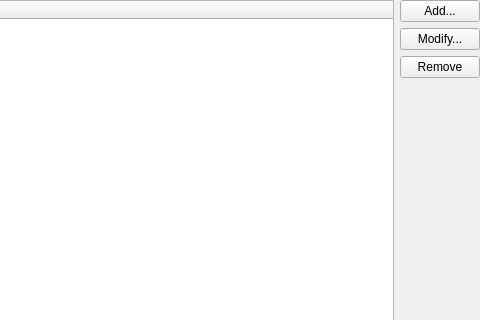
The window that agents/archivemailagent/ui/archivemailwidget.ui (KDE/kmail) describes before a commit, drawn with Qt 5; both pictures show x 201 to 681 and y 0 to 320 of the 681 by 634 pixel window.
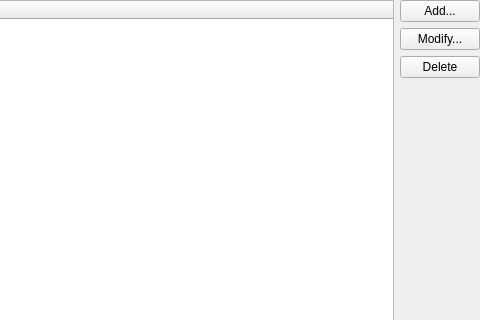
The same window after the commit.

Commit message: Use the term "Delete" in UI some more when wiping data

Patch:
```diff
--- a/agents/archivemailagent/ui/archivemailwidget.ui
+++ b/agents/archivemailagent/ui/archivemailwidget.ui
@@ -42,7 +42,7 @@
      <item>
       <widget class="QPushButton" name="removeItem">
        <property name="text">
-        <string>Remove</string>
+        <string>Delete</string>
        </property>
       </widget>
      </item>
```
Left out of the diff: 2 changed lines with no effect on the pictures. The commit also changes 7 other files.
